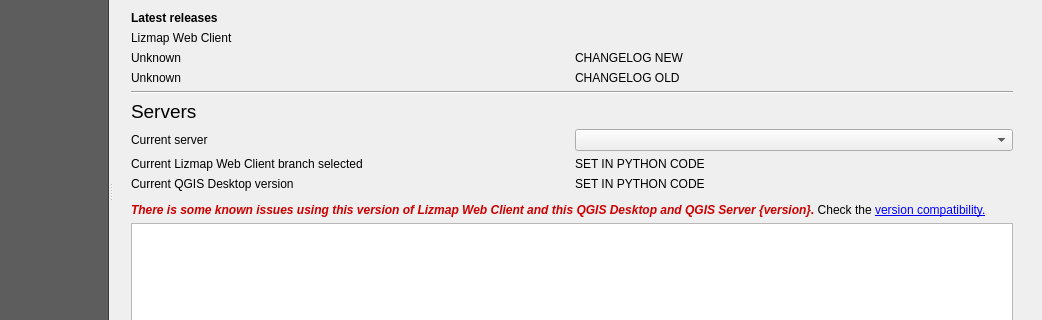
This is lizmap/resources/ui/ui_lizmap.ui in 3liz/lizmap-plugin as Qt 5 draws it before an edit; both pictures show x 158 to 1200 and y 245 to 565 of the 1200 by 900 pixel window. The edited form follows.
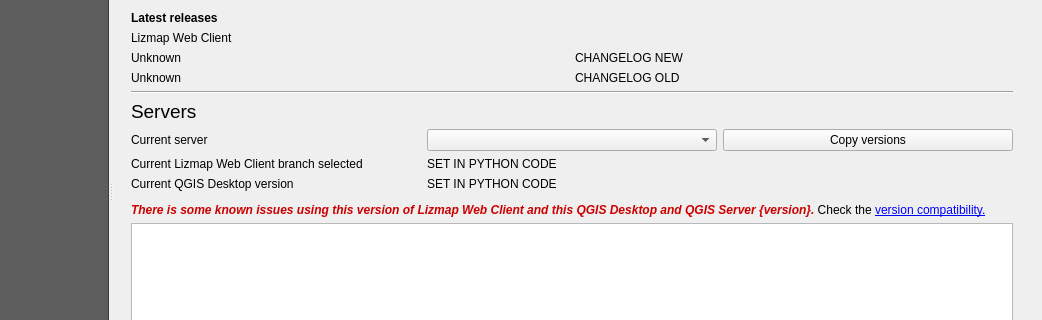
This is the edited form. Custom widgets are drawn as their Qt base class.

Commit message: UX - Add new buttons for run validation and soon to copy versions

Diff of the .ui file:
```diff
--- a/lizmap/resources/ui/ui_lizmap.ui
+++ b/lizmap/resources/ui/ui_lizmap.ui
@@ -525,47 +525,46 @@
             </widget>
            </item>
            <item>
-            <layout class="QHBoxLayout" name="horizontalLayout_47">
-             <item>
+            <layout class="QGridLayout" name="gridLayout_10">
+             <item row="2" column="0">
+              <widget class="QLabel" name="label_current_lwc_label">
+               <property name="text">
+                <string>Current Lizmap Web Client branch selected</string>
+               </property>
+              </widget>
+             </item>
+             <item row="0" column="0">
               <widget class="QLabel" name="label_81">
                <property name="text">
                 <string>Current server</string>
                </property>
               </widget>
              </item>
-             <item>
+             <item row="0" column="2">
+              <widget class="QPushButton" name="button_copy">
+               <property name="text">
+                <string>Copy versions</string>
+               </property>
+              </widget>
+             </item>
+             <item row="0" column="1">
               <widget class="QComboBox" name="server_combo"/>
              </item>
-            </layout>
-           </item>
-           <item>
-            <layout class="QHBoxLayout" name="horizontalLayout_11">
-             <item>
-              <widget class="QLabel" name="label_current_lwc_label">
-               <property name="text">
-                <string>Current Lizmap Web Client branch selected</string>
-               </property>
-              </widget>
-             </item>
-             <item>
+             <item row="2" column="1">
               <widget class="QLabel" name="label_current_lwc">
                <property name="text">
                 <string notr="true">SET IN PYTHON CODE</string>
                </property>
               </widget>
              </item>
-            </layout>
-           </item>
-           <item>
-            <layout class="QHBoxLayout" name="horizontalLayout_12">
-             <item>
+             <item row="3" column="0">
               <widget class="QLabel" name="label_48">
                <property name="text">
                 <string>Current QGIS Desktop version</string>
                </property>
               </widget>
              </item>
-             <item>
+             <item row="3" column="1">
               <widget class="QLabel" name="label_current_qgis">
                <property name="text">
                 <string notr="true">SET IN PYTHON CODE</string>
```
Left out of the diff: 7 changed lines with no effect on the pictures. The commit also changes 4 other files.
